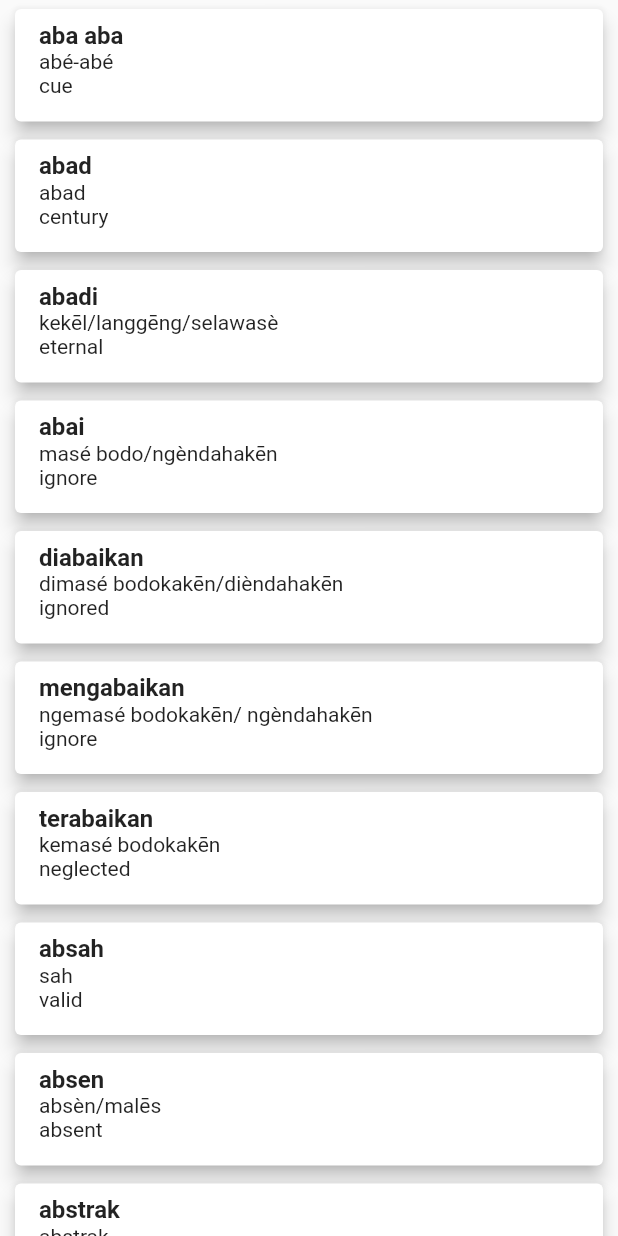
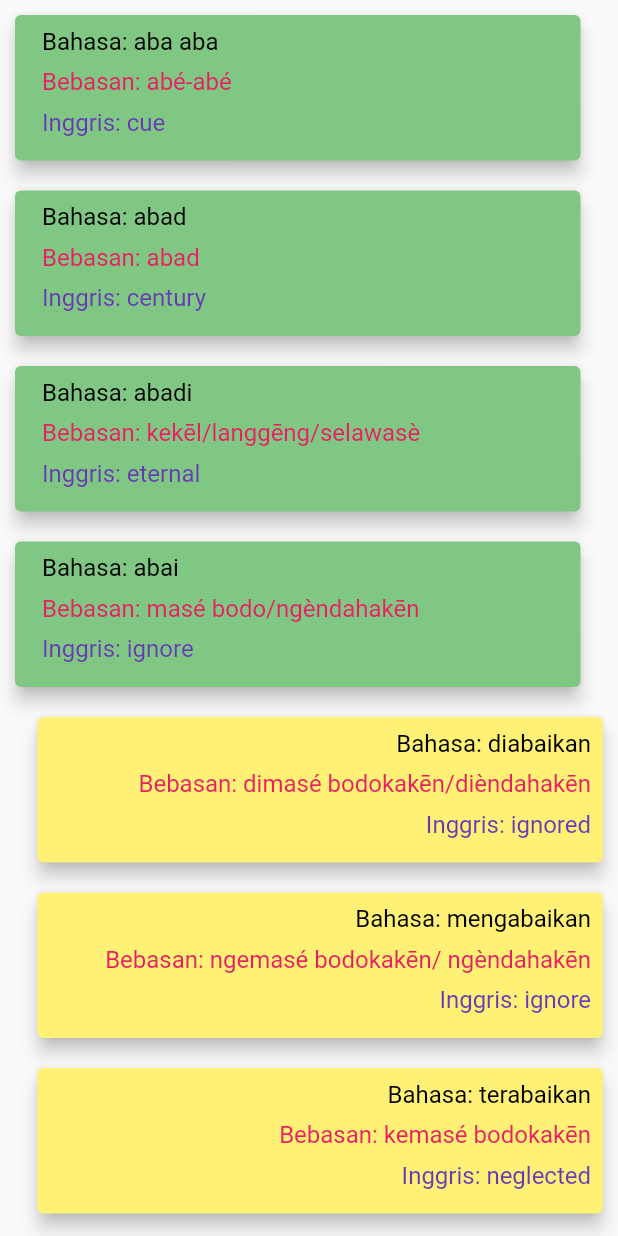
Before and after one commit to hajirr/kamus3bahasa, a Flutter app: the screen it shows after launch, on a phone screen of 412 x 824 dp. Run offline on Flutter 3.47's test engine with Material 2 defaults, Android fonts, the phone set to English and light mode, and no system bars; our stand-ins replace get, google_fonts.

Commit message:
update ui

```diff
--- a/lib/models/kamus.dart
+++ b/lib/models/kamus.dart
@@ -2,16 +2,14 @@ class Kamus {
   String? bahasa;
   String? bebasan;
   String? english;
+  bool? imbuhan;
 
-  Kamus({
-    this.bahasa,
-    this.bebasan,
-    this.english,
-  });
+  Kamus({this.bahasa, this.bebasan, this.english, this.imbuhan});
 
   Kamus.fromJson(Map<String, dynamic> json) {
     bahasa = json['bahasa'];
     bebasan = json['bebasan'];
     english = json['english'];
+    imbuhan = json['imbuhan'];
   }
 }
--- a/lib/screens/home.dart
+++ b/lib/screens/home.dart
@@ -28,10 +28,17 @@ class _HomeState extends State<Home> {
               itemCount: items.isEmpty ? 0 : items.length,
               itemBuilder: (context, index) {
                 return Card(
+                  color: items[index].imbuhan == true
+                      ? Colors.yellow[300]
+                      : Colors.green[300],
                   elevation: 5,
-                  margin:
-                      const EdgeInsets.symmetric(horizontal: 10, vertical: 6),
+                  margin: EdgeInsets.fromLTRB(
+                      items[index].imbuhan == true ? 25 : 10,
+                      10,
+                      items[index].imbuhan != true ? 25 : 10,
+                      10),
                   child: Container(
+                    margin: const EdgeInsets.only(left: 10),
                     padding: const EdgeInsets.all(8),
                     child: Row(
                       mainAxisAlignment: MainAxisAlignment.center,
@@ -42,28 +49,40 @@ class _HomeState extends State<Home> {
                           padding: const EdgeInsets.only(bottom: 8),
                           child: Column(
                             mainAxisAlignment: MainAxisAlignment.center,
-                            crossAxisAlignment: CrossAxisAlignment.start,
+                            crossAxisAlignment: items[index].imbuhan == true
+                                ? CrossAxisAlignment.end
+                                : CrossAxisAlignment.start,
                             children: [
-                              Padding(
-                                padding:
-                                    const EdgeInsets.only(left: 8, right: 8),
-                                child: Text(
-                                  items[index].bahasa.toString(),
-                                  style: const TextStyle(
-                                      fontSize: 16,
-                                      fontWeight: FontWeight.bold),
+                              Text(
+                                "Bahasa: ${items[index].bahasa}",
+                                textAlign: items[index].imbuhan == true
+                                    ? TextAlign.right
+                                    : TextAlign.left,
+                                style: const TextStyle(
+                                  fontSize: 16,
+                                  color: Colors.black,
                                 ),
                               ),
                               Padding(
                                 padding:
-                                    const EdgeInsets.only(left: 8, right: 8),
-                                child: Text(items[index].bebasan.toString()),
+                                    const EdgeInsets.symmetric(vertical: 8),
+                                child: Text(
+                                  "Bebasan: ${items[index].bebasan}",
+                                  textAlign: items[index].imbuhan == true
+                                      ? TextAlign.right
+                                      : TextAlign.left,
+                                  style: const TextStyle(
+                                    fontSize: 16,
+                                    color: Colors.pink,
+                                  ),
+                                ),
                               ),
-                              Padding(
-                                padding:
-                                    const EdgeInsets.only(left: 8, right: 8),
-                                child: Text(items[index].english.toString()),
-                              ),
+                              Text("Inggris: ${items[index].english}",
+                                  textAlign: items[index].imbuhan == true
+                                      ? TextAlign.right
+                                      : TextAlign.left,
+                                  style: const TextStyle(
+                                      fontSize: 16, color: Colors.deepPurple)),
                             ],
                           ),
                         ))
```
Also changed, not shown: assets/json/kamus.json.
